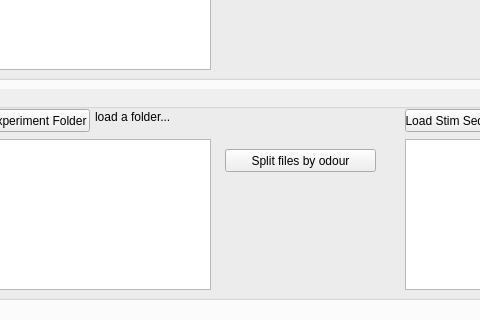
Old version of the form isoi_window_V2.ui in the repository JohnstonLab/OMMI; both pictures show x 87 to 567 and y 177 to 497 of the 825 by 587 pixel window.
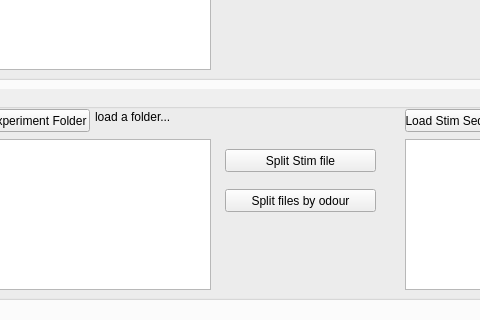
New version of the form. The open tabs and pages were chosen to show the change.

Diff of the .ui file:
```diff
--- a/isoi_window_V2.ui
+++ b/isoi_window_V2.ui
@@ -796,7 +796,7 @@
         <rect>
          <x>150</x>
          <y>20</y>
-         <width>111</width>
+         <width>291</width>
          <height>16</height>
         </rect>
        </property>
@@ -808,7 +808,7 @@
        <property name="geometry">
         <rect>
          <x>280</x>
-         <y>60</y>
+         <y>100</y>
          <width>151</width>
          <height>23</height>
         </rect>
@@ -840,6 +840,19 @@
         </rect>
        </property>
       </widget>
+      <widget class="QPushButton" name="splitStimFileBtn">
+       <property name="geometry">
+        <rect>
+         <x>280</x>
+         <y>60</y>
+         <width>151</width>
+         <height>23</height>
+        </rect>
+       </property>
+       <property name="text">
+        <string>Split Stim file</string>
+       </property>
+      </widget>
      </widget>
     </widget>
    </widget>
```
Left out of the diff: 10 changed lines with no effect on the pictures.
